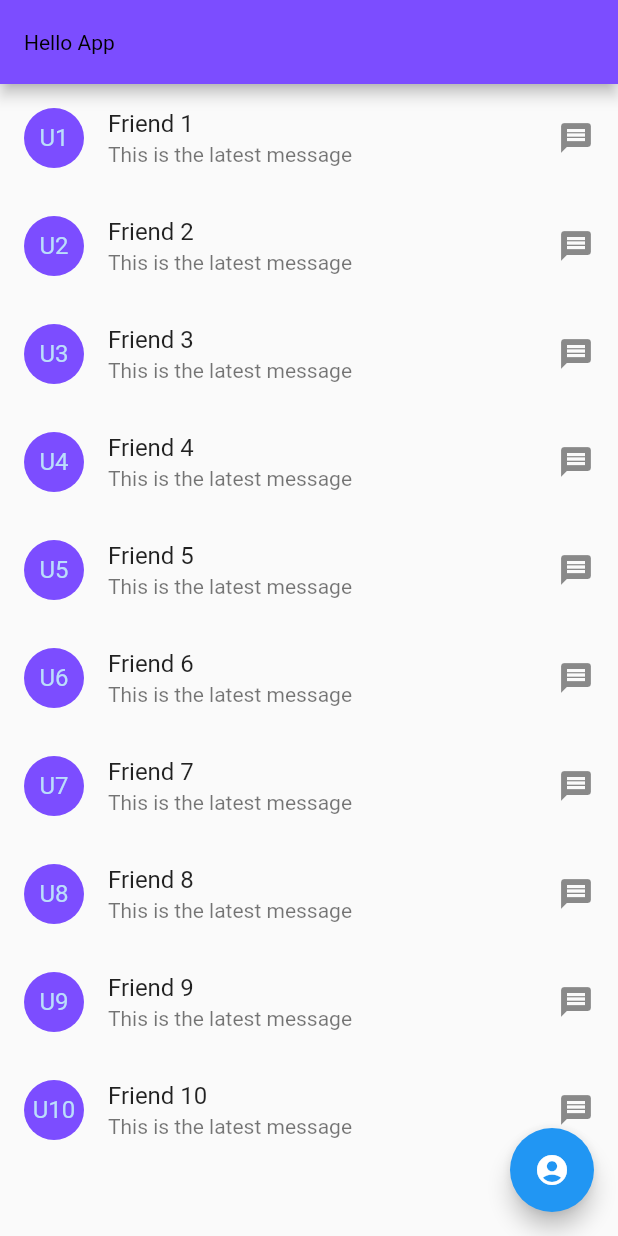
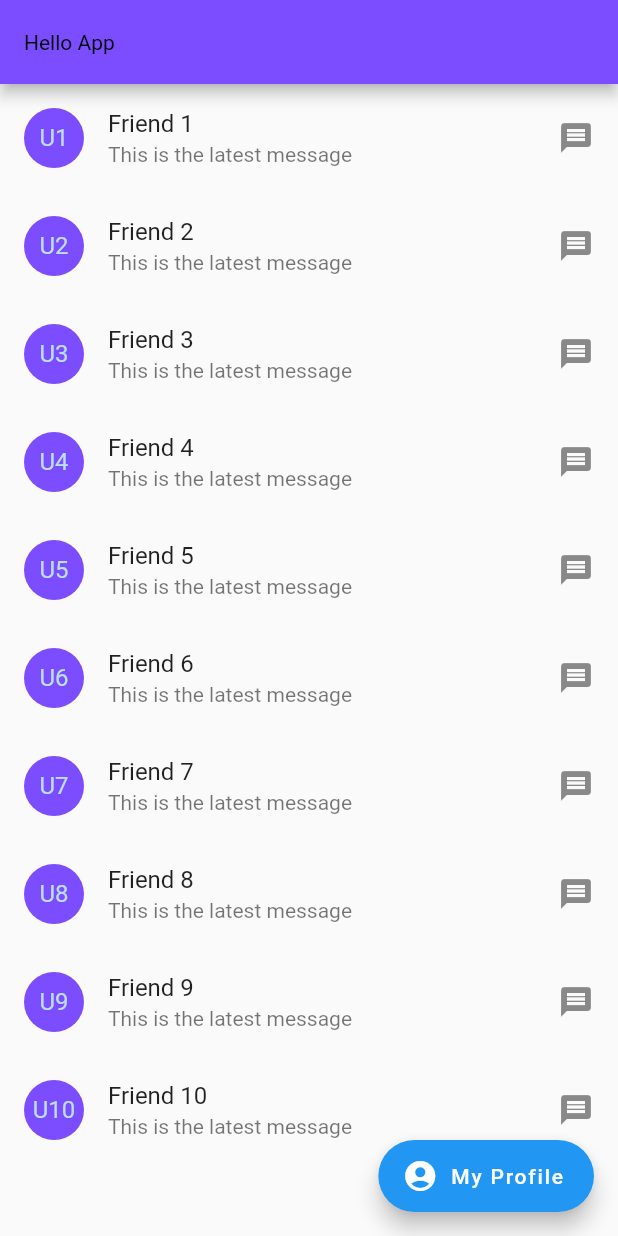
Before and after one commit to soroel/hello_futter, a Flutter app: the screen it shows after launch, on a phone screen of 412 x 824 dp. Run offline on Flutter 3.47's test engine with Material 2 defaults, Android fonts, the phone set to English and light mode, and no system bars.

Commit message:
i just fixed a bug

```diff
--- a/lib/chart_screen.dart
+++ b/lib/chart_screen.dart
@@ -4,10 +4,12 @@ class ChatScreen extends StatefulWidget {
   final String friendName;
   final int friendIndex;
 
+
   const ChatScreen({
     Key? key,
     required this.friendName,
     required this.friendIndex,
+
   }) : super(key: key);
 
   @override
--- a/lib/main.dart
+++ b/lib/main.dart
@@ -1,29 +1,26 @@
+
+import 'package:chat_with_me/profile_screen.dart';
 import 'package:flutter/material.dart';
-import 'profile_ID.dart';
 import 'chart_screen.dart';
-import 'profile_screen.dart';
 
-void main() => runApp(const ChattingApp());
+void main()=> runApp(const ChattingApp());
 
 class ChattingApp extends StatelessWidget {
-  const ChattingApp({super.key});
+  const ChattingApp({Key? key}) : super(key: key);
 
   @override
   Widget build(BuildContext context) {
     return MaterialApp(
-
       debugShowCheckedModeBanner: false,
       title: 'Chat With Me',
-      home: Scaffold(
+      home: Builder(
+        builder: (context) => Scaffold(
           appBar: AppBar(
             title: const Text('Hello App'),
             titleTextStyle: const TextStyle(color: Colors.black),
             backgroundColor: Colors.deepPurpleAccent,
-
           ),
-
           body: Column(
-
             children: <Widget>[
               Expanded(
                 child: ListView.builder(
@@ -61,21 +58,24 @@ class ChattingApp extends StatelessWidget {
               ),
             ],
           ),
-    floatingActionButton:FloatingActionButton(
+          floatingActionButton: FloatingActionButton.extended(
             onPressed: () {
-            //navigate to my profile screen
+              // navigate to profile screen
               Navigator.push(
                 context,
                 MaterialPageRoute(
                   builder: (_) => const ProfileScreen(
-
-                  )),
-           );
-          },
-         child: const Icon(Icons.account_circle),
+                    userName: 'Noel',
+                    about: 'I am a Flutter developer',
                   ),
                 ),
               );
-
+            },
+            label: const Text('My Profile'),
+            icon: const Icon(Icons.account_circle),
+          ),
+        ),
+      ),
+    );
   }
 }
```
Also changed, not shown: lib/profile_screen.dart (+62 -31 lines). Lines whose indentation alone changed are shown as unchanged.
